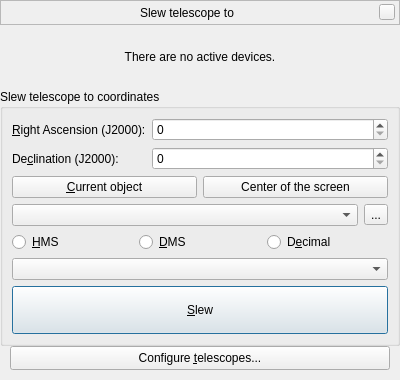
The window that plugins/TelescopeControl/src/gui/slewDialog.ui (Stellarium/stellarium) describes before a commit, drawn with Qt 5.
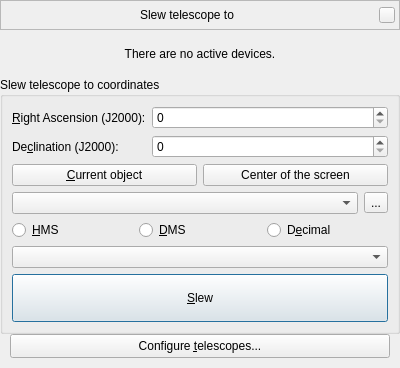
The same window after the commit. Custom widgets are drawn as their Qt base class.

Patch:
```diff
--- a/plugins/TelescopeControl/src/gui/slewDialog.ui
+++ b/plugins/TelescopeControl/src/gui/slewDialog.ui
@@ -7,11 +7,11 @@
     <x>0</x>
     <y>0</y>
     <width>400</width>
-    <height>380</height>
+    <height>368</height>
    </rect>
   </property>
   <property name="sizePolicy">
-   <sizepolicy hsizetype="Preferred" vsizetype="Minimum">
+   <sizepolicy hsizetype="Preferred" vsizetype="Preferred">
     <horstretch>0</horstretch>
     <verstretch>0</verstretch>
    </sizepolicy>
@@ -41,7 +41,7 @@
    <item>
     <widget class="BarFrame" name="TitleBar">
      <property name="sizePolicy">
-      <sizepolicy hsizetype="Expanding" vsizetype="Minimum">
+      <sizepolicy hsizetype="Preferred" vsizetype="Preferred">
        <horstretch>0</horstretch>
        <verstretch>0</verstretch>
       </sizepolicy>
@@ -144,7 +144,7 @@
    <item>
     <widget class="QLabel" name="labelNoTelescopes">
      <property name="sizePolicy">
-      <sizepolicy hsizetype="Expanding" vsizetype="Expanding">
+      <sizepolicy hsizetype="Expanding" vsizetype="Preferred">
        <horstretch>0</horstretch>
        <verstretch>0</verstretch>
       </sizepolicy>
@@ -163,7 +163,7 @@
    <item>
     <widget class="QGroupBox" name="groupBoxSlew">
      <property name="sizePolicy">
-      <sizepolicy hsizetype="Expanding" vsizetype="Minimum">
+      <sizepolicy hsizetype="Preferred" vsizetype="Preferred">
        <horstretch>0</horstretch>
        <verstretch>0</verstretch>
       </sizepolicy>
@@ -175,7 +175,7 @@
       <item>
        <widget class="QFrame" name="frameCoordinates">
         <property name="sizePolicy">
-         <sizepolicy hsizetype="Expanding" vsizetype="Minimum">
+         <sizepolicy hsizetype="Preferred" vsizetype="Preferred">
           <horstretch>0</horstretch>
           <verstretch>0</verstretch>
          </sizepolicy>
@@ -287,7 +287,7 @@
       <item>
        <widget class="QFrame" name="frameFormat">
         <property name="sizePolicy">
-         <sizepolicy hsizetype="Expanding" vsizetype="Preferred">
+         <sizepolicy hsizetype="Preferred" vsizetype="Preferred">
           <horstretch>0</horstretch>
           <verstretch>0</verstretch>
          </sizepolicy>
@@ -350,7 +350,7 @@
       <item>
        <widget class="QFrame" name="frameTelescope">
         <property name="sizePolicy">
-         <sizepolicy hsizetype="Expanding" vsizetype="Preferred">
+         <sizepolicy hsizetype="Preferred" vsizetype="Fixed">
           <horstretch>0</horstretch>
           <verstretch>0</verstretch>
          </sizepolicy>
```
Left out of the diff: 3 changed lines with no effect on the pictures.
